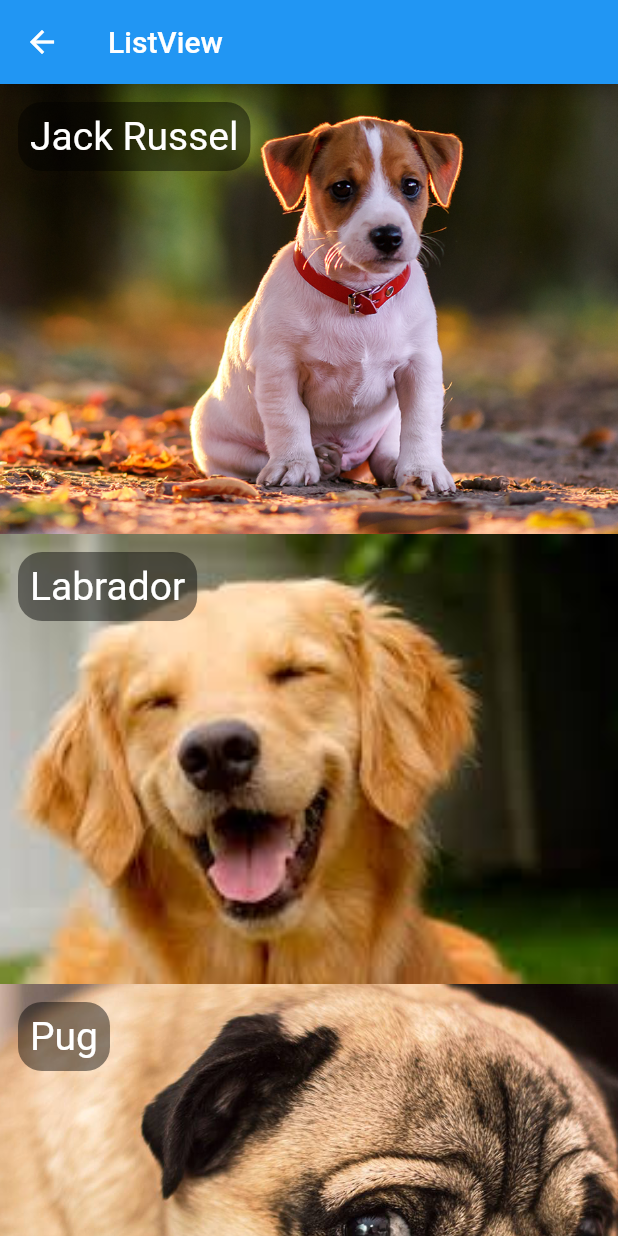
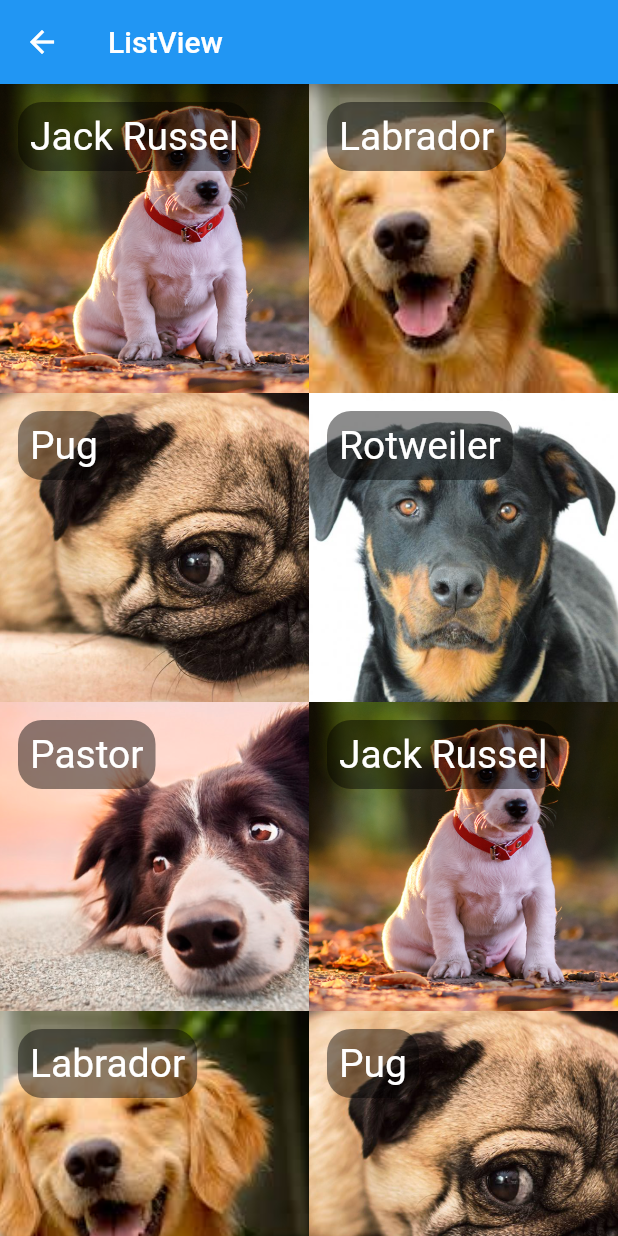
Before and after one commit to xjeansantana/FlutterEssencial, a Flutter app: the HelloListView screen opened directly, on a phone screen of 412 x 824 dp. Run offline on Flutter 3.47's test engine with Material 2 defaults, Android fonts, the phone set to English and light mode, and no system bars.

Commit message:
GridView

```diff
--- a/lib/pages/hello_listview.dart
+++ b/lib/pages/hello_listview.dart
@@ -25,11 +25,16 @@ class HelloListView extends StatelessWidget {
       Dog("Pug", "assets/images/dog3.png"),
       Dog("Rotweiler", "assets/images/dog4.png"),
       Dog("Pastor", "assets/images/dog5.png"),
+      Dog("Jack Russel", "assets/images/dog1.png"),
+      Dog("Labrador", "assets/images/dog2.png"),
+      Dog("Pug", "assets/images/dog3.png"),
+      Dog("Rotweiler", "assets/images/dog4.png"),
+      Dog("Pastor", "assets/images/dog5.png"),
     ];
 
-    return ListView.builder(
+    return GridView.builder(
+      gridDelegate: SliverGridDelegateWithFixedCrossAxisCount(crossAxisCount: 2),
         itemCount: dogs.length,
-        itemExtent: 300,
         itemBuilder: (context, index) {
           Dog dog = dogs[index];
           return Stack(
```
